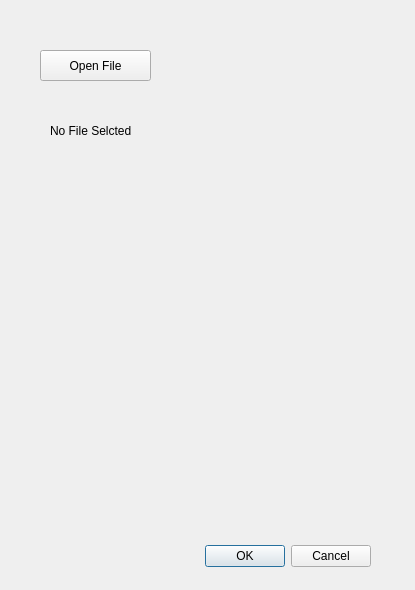
First picture: the form in GUI_part/file_reader_dialog.ui, repository Hql1998/graduation_design, before the edit.
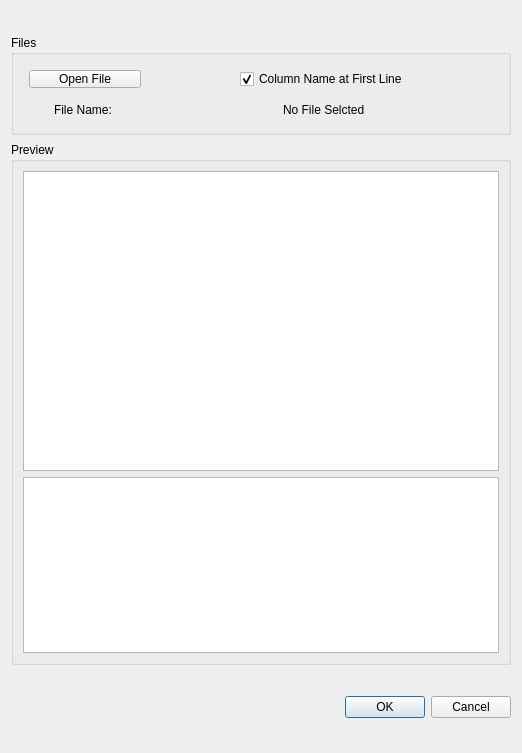
Second picture: the form after the edit. Custom widgets are drawn as their Qt base class.

Commit message: almost finished file reader - day tree

The edit to the form file:
```diff
--- a/GUI_part/file_reader_dialog.ui
+++ b/GUI_part/file_reader_dialog.ui
@@ -6,64 +6,195 @@
    <rect>
     <x>0</x>
     <y>0</y>
-    <width>415</width>
-    <height>590</height>
+    <width>518</width>
+    <height>753</height>
    </rect>
   </property>
   <property name="windowTitle">
    <string>Dialog</string>
   </property>
-  <widget class="QDialogButtonBox" name="buttonBox">
-   <property name="geometry">
-    <rect>
-     <x>30</x>
-     <y>540</y>
-     <width>341</width>
-     <height>32</height>
-    </rect>
-   </property>
-   <property name="orientation">
-    <enum>Qt::Horizontal</enum>
-   </property>
-   <property name="standardButtons">
-    <set>QDialogButtonBox::Cancel|QDialogButtonBox::Ok</set>
-   </property>
-  </widget>
-  <widget class="Open_File_Btn" name="open_file_btn">
-   <property name="geometry">
-    <rect>
-     <x>40</x>
-     <y>50</y>
-     <width>111</width>
-     <height>31</height>
-    </rect>
-   </property>
-   <property name="text">
-    <string>Open File</string>
-   </property>
-  </widget>
-  <widget class="QLabel" name="display_file_name_label">
-   <property name="geometry">
-    <rect>
-     <x>50</x>
-     <y>110</y>
-     <width>131</width>
-     <height>41</height>
-    </rect>
-   </property>
-   <property name="styleSheet">
-    <string notr="true">font: 14pt &quot;Arial&quot;;</string>
-   </property>
-   <property name="text">
-    <string>No File Selcted</string>
-   </property>
-  </widget>
+  <layout class="QVBoxLayout" name="verticalLayout">
+   <item>
+    <spacer name="verticalSpacer_4">
+     <property name="orientation">
+      <enum>Qt::Vertical</enum>
+     </property>
+     <property name="sizeHint" stdset="0">
+      <size>
+       <width>20</width>
+       <height>40</height>
+      </size>
+     </property>
+    </spacer>
+   </item>
+   <item>
+    <widget class="QGroupBox" name="groupBox">
+     <property name="minimumSize">
+      <size>
+       <width>400</width>
+       <height>100</height>
+      </size>
+     </property>
+     <property name="title">
+      <string>Files</string>
+     </property>
+     <layout class="QGridLayout" name="gridLayout" rowstretch="2,1" columnstretch="1,3">
+      <property name="leftMargin">
+       <number>15</number>
+      </property>
+      <property name="topMargin">
+       <number>15</number>
+      </property>
+      <property name="rightMargin">
+       <number>15</number>
+      </property>
+      <property name="bottomMargin">
+       <number>15</number>
+      </property>
+      <property name="spacing">
+       <number>15</number>
+      </property>
+      <item row="0" column="0">
+       <widget class="Open_File_Btn" name="open_file_btn">
+        <property name="text">
+         <string>Open File</string>
+        </property>
+       </widget>
+      </item>
+      <item row="1" column="1" alignment="Qt::AlignHCenter|Qt::AlignVCenter">
+       <widget class="QLabel" name="display_file_name_label">
+        <property name="styleSheet">
+         <string notr="true"/>
+        </property>
+        <property name="text">
+         <string>No File Selcted</string>
+        </property>
+       </widget>
+      </item>
+      <item row="1" column="0" alignment="Qt::AlignHCenter">
+       <widget class="QLabel" name="label">
+        <property name="styleSheet">
+         <string notr="true">font: 12pt &quot;Arial&quot;;</string>
+        </property>
+        <property name="text">
+         <string>File Name: </string>
+        </property>
+       </widget>
+      </item>
+      <item row="0" column="1" alignment="Qt::AlignHCenter">
+       <widget class="QCheckBox" name="checkBox">
+        <property name="text">
+         <string>Column Name at First Line</string>
+        </property>
+        <property name="checked">
+         <bool>true</bool>
+        </property>
+       </widget>
+      </item>
+     </layout>
+    </widget>
+   </item>
+   <item>
+    <spacer name="verticalSpacer">
+     <property name="orientation">
+      <enum>Qt::Vertical</enum>
+     </property>
+     <property name="sizeHint" stdset="0">
+      <size>
+       <width>20</width>
+       <height>16</height>
+      </size>
+     </property>
+    </spacer>
+   </item>
+   <item>
+    <widget class="QGroupBox" name="groupBox_2">
+     <property name="minimumSize">
+      <size>
+       <width>500</width>
+       <height>300</height>
+      </size>
+     </property>
+     <property name="title">
+      <string>Preview</string>
+     </property>
+     <layout class="QVBoxLayout" name="verticalLayout_2">
+      <item>
+       <widget class="QTableWidget" name="tableWidget">
+        <property name="minimumSize">
+         <size>
+          <width>400</width>
+          <height>300</height>
+         </size>
+        </property>
+        <property name="showGrid">
+         <bool>true</bool>
+        </property>
+        <attribute name="horizontalHeaderVisible">
+         <bool>true</bool>
+        </attribute>
+       </widget>
+      </item>
+      <item>
+       <widget class="Auxiliary_Table" name="tableWidget_describe"/>
+      </item>
+     </layout>
+    </widget>
+   </item>
+   <item>
+    <spacer name="verticalSpacer_3">
+     <property name="orientation">
+      <enum>Qt::Vertical</enum>
+     </property>
+     <property name="sizeHint" stdset="0">
+      <size>
+       <width>20</width>
+       <height>40</height>
+      </size>
+     </property>
+    </spacer>
+   </item>
+   <item>
+    <widget class="QDialogButtonBox" name="buttonBox">
+     <property name="orientation">
+      <enum>Qt::Horizontal</enum>
+     </property>
+     <property name="standardButtons">
+      <set>QDialogButtonBox::Cancel|QDialogButtonBox::Ok</set>
+     </property>
+    </widget>
+   </item>
+   <item>
+    <spacer name="verticalSpacer_2">
+     <property name="orientation">
+      <enum>Qt::Vertical</enum>
+     </property>
+     <property name="sizeHint" stdset="0">
+      <size>
+       <width>20</width>
+       <height>40</height>
+      </size>
+     </property>
+    </spacer>
+   </item>
+  </layout>
  </widget>
  <customwidgets>
   <customwidget>
    <class>Open_File_Btn</class>
    <extends>QPushButton</extends>
    <header>open_file_btn</header>
+   <slots>
+    <signal>file_path_changed()</signal>
+   </slots>
+  </customwidget>
+  <customwidget>
+   <class>Auxiliary_Table</class>
+   <extends>QTableWidget</extends>
+   <header>auxiliary_table</header>
+   <slots>
+    <slot>select_column()</slot>
+   </slots>
   </customwidget>
  </customwidgets>
  <resources/>
```
Left out of the diff: 63 changed lines with no effect on the pictures. The commit also changes 19 other files.
